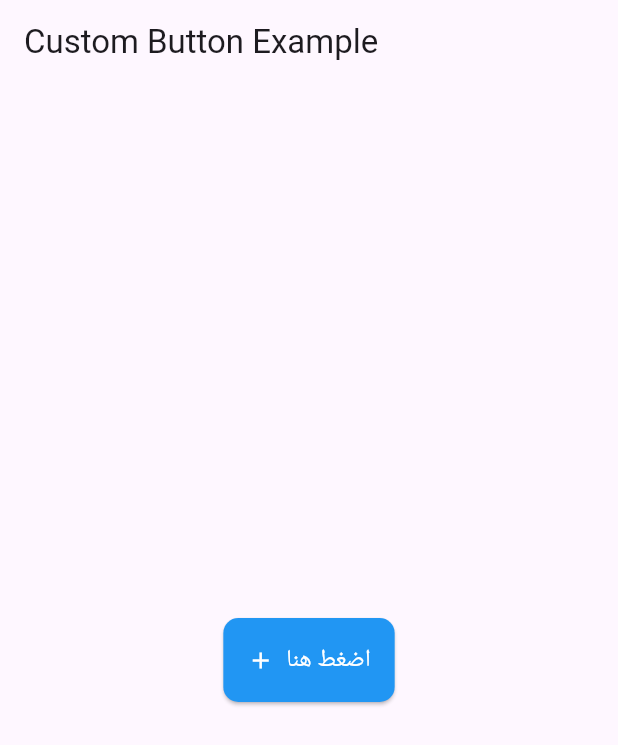
After one commit to AYMNBM/https-github.com-AYMNBM-AYMNBT-Flutter, a Flutter app: the HomePage screen opened directly, on a phone screen of 412 x 824 dp. The commit adds this screen. Shown: the top 745 px of the screen. Run offline on Flutter 3.47's test engine with Material 3 defaults, Android fonts, the phone set to English and light mode, and no system bars; our stand-ins replace get.

Commit message:
تحديث الملفات

```diff
--- /dev/null
+++ b/lib/custom_button.dart
@@ -0,0 +1,51 @@
+
+import 'package:flutter/material.dart';
+
+class CustomButton extends StatelessWidget {
+  final String text;
+  final Color color;
+  final Color textColor;
+  final double borderRadius;
+  final double padding;
+  final VoidCallback onPressed;
+  final IconData? icon;
+
+  const CustomButton({
+    Key? key,
+    required this.text,
+    this.color = Colors.blue,
+    this.textColor = Colors.white,
+    this.borderRadius = 8.0,
+    this.padding = 16.0,
+
+    required this.onPressed,
+    this.icon, required MaterialColor backgroundColor, required int width, required int height,
+  }) : super(key: key);
+
+  @override
+  Widget build(BuildContext context) {
+    return ElevatedButton(
+      onPressed: onPressed,
+      style: ElevatedButton.styleFrom(
+        backgroundColor: color,
+        padding: EdgeInsets.all(padding),
+        shape: RoundedRectangleBorder(
+          borderRadius: BorderRadius.circular(borderRadius),
+        ),
+      ),
+      child: Row(
+        mainAxisSize: MainAxisSize.min,
+        children: [
+          if (icon != null) ...[
+            Icon(icon, color: textColor),
+            const SizedBox(width: 8),
+          ],
+          Text(
+            text,
+            style: TextStyle(color: textColor, fontSize: 16),
+          ),
+        ],
+      ),
+    );
+  }
+}
--- /dev/null
+++ b/lib/homepage.dart
@@ -0,0 +1,26 @@
+
+import 'package:flutter/material.dart';
+import 'custom_button.dart';
+
+class HomePage extends StatelessWidget {
+  @override
+  Widget build(BuildContext context) {
+    return Scaffold(
+      appBar: AppBar(title: Text('Custom Button Example')),
+      body: Center(
+        child: CustomButton(
+          text: 'اضغط هنا',
+          onPressed: () {
+            // اكتب هنا ما تريد تنفيذه عند الضغط على الزر
+          },
+          backgroundColor: Colors.blue,
+          textColor: Colors.white,
+          width: 200,
+          height: 50,
+          borderRadius: 10,
+          icon: Icons.add,
+        )
+      ),
+    );
+  }
+}
--- /dev/null
+++ b/lib/theme_controller.dart
@@ -0,0 +1,18 @@
+// TODO Implement this library.
+import 'package:get/get.dart';
+import 'package:flutter/material.dart';
+
+class ThemeController extends GetxController {
+  // الحالة الحالية للثيم
+  var isDarkMode = false.obs;
+
+  // دالة لتبديل الثيم
+  void toggleTheme() {
+    isDarkMode.value = !isDarkMode.value;
+  }
+
+  // دالة للحصول على الثيم المناسب
+  ThemeData get themeData {
+    return isDarkMode.value ? ThemeData.dark() : ThemeData.light();
+  }
+}
```
Also changed, not shown: analysis_options.yaml (+7 -0 lines), lib/main.dart (+32 -88 lines), pubspec.yaml (+7 -6 lines), pubspec.lock.
